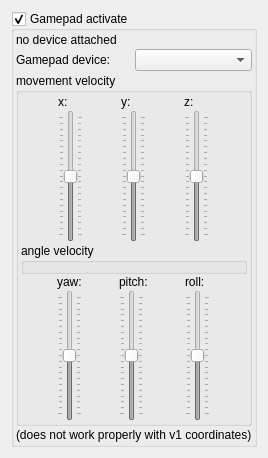
This is mandelbulber2/qt/dock_gamepad.ui in buddhi1980/mandelbulber2 as Qt 5 draws it before an edit. The edited form follows.
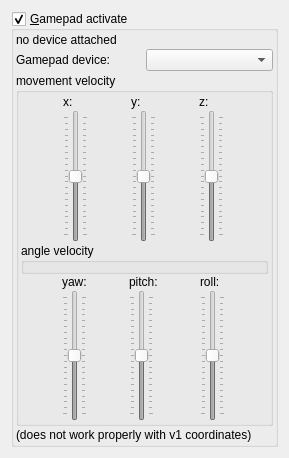
This is the edited form. Custom widgets are drawn as their Qt base class.

Commit message: Added missing MyComboBox class. All QComboBox promoted to MayComboBox.

Diff of the .ui file:
```diff
--- a/mandelbulber2/qt/dock_gamepad.ui
+++ b/mandelbulber2/qt/dock_gamepad.ui
@@ -6,7 +6,7 @@
    <rect>
     <x>0</x>
     <y>0</y>
-    <width>197</width>
+    <width>289</width>
     <height>458</height>
    </rect>
   </property>
@@ -17,7 +17,7 @@
    <item>
     <widget class="MyGroupBox" name="groupCheck_gamepad_enabled">
      <property name="title">
-      <string>Gamepad activate</string>
+      <string>&amp;Gamepad activate</string>
      </property>
      <property name="checkable">
       <bool>true</bool>
@@ -351,6 +351,11 @@
    <header>my_group_box.h</header>
    <container>1</container>
   </customwidget>
+  <customwidget>
+   <class>MyComboBox</class>
+   <extends>QComboBox</extends>
+   <header>my_combo_box.h</header>
+  </customwidget>
  </customwidgets>
  <resources/>
  <connections/>
```
Left out of the diff: 2 changed lines with no effect on the pictures. The commit also changes 15 other files.
